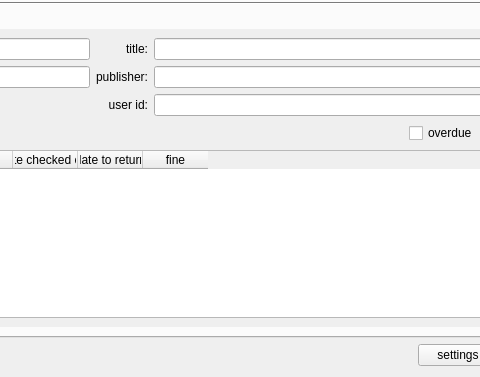
Above: librarian.ui from Louie-ru/LMS-INNO before the change; both pictures show x 409 to 889 and y 101 to 478 of the 1004 by 478 pixel window. Below: the same form after it.
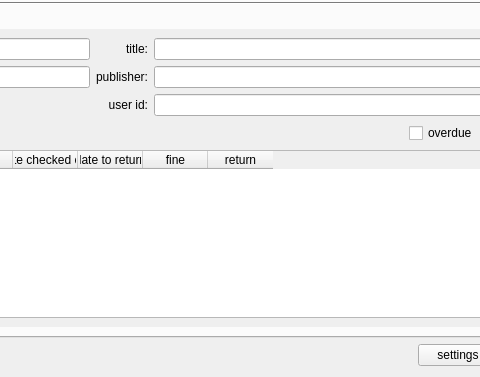
That is the form after the change. The open tabs and pages were chosen to show the change.

Patch:
```diff
--- a/librarian.ui
+++ b/librarian.ui
@@ -2222,6 +2222,11 @@
                <string>fine</string>
               </property>
              </column>
+             <column>
+              <property name="text">
+               <string>return</string>
+              </property>
+             </column>
             </widget>
            </item>
           </layout>
```
Left out of the diff: 7 changed lines with no effect on the pictures.
